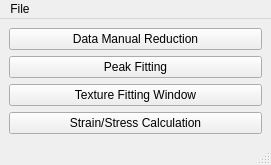
neutrons/PyRS, file pyrs/interface/designer/pyrsmain.ui: the form before one commit.
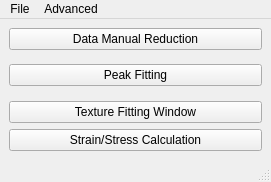
The form after the commit.

The edit to the form file:
```diff
--- a/pyrs/interface/designer/pyrsmain.ui
+++ b/pyrs/interface/designer/pyrsmain.ui
@@ -7,7 +7,7 @@
     <x>0</x>
     <y>0</y>
     <width>271</width>
-    <height>132</height>
+    <height>182</height>
    </rect>
   </property>
   <property name="windowTitle">
@@ -92,7 +92,14 @@
     </property>
     <addaction name="actionQuit"/>
    </widget>
+   <widget class="QMenu" name="menuAdvanced">
+    <property name="title">
+     <string>Advanced</string>
+    </property>
+    <addaction name="actionCalibration"/>
+   </widget>
    <addaction name="menuFile"/>
+   <addaction name="menuAdvanced"/>
   </widget>
   <widget class="QStatusBar" name="statusbar"/>
   <action name="actionQuit">
```
Left out of the diff: 5 changed lines with no effect on the pictures.
